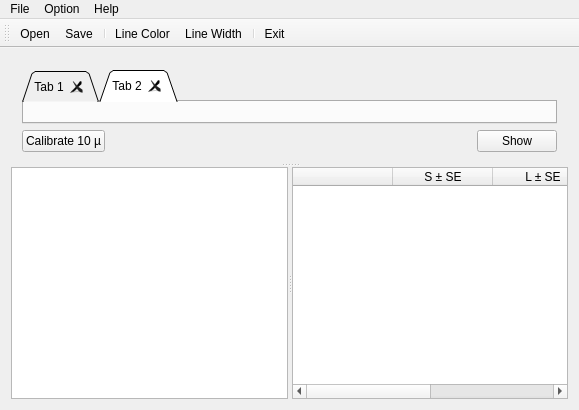
Above: mainwindow.ui from dare5421/MasterMeasure before the change. Below: the same form after it.
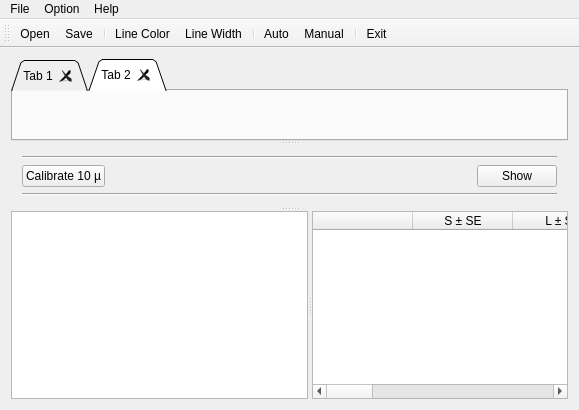
That is the form after the change. Icons and pictures are not drawn.

Commit message: manual and a lot of thing added

```diff
--- a/mainwindow.ui
+++ b/mainwindow.ui
@@ -26,20 +26,17 @@
    </property>
    <layout class="QVBoxLayout" name="verticalLayout_2">
     <item>
-     <widget class="QSplitter" name="vSplitter">
-      <property name="enabled">
-       <bool>true</bool>
-      </property>
+     <widget class="QSplitter" name="splitter_2">
       <property name="orientation">
        <enum>Qt::Vertical</enum>
       </property>
-      <widget class="QWidget" name="">
-       <layout class="QVBoxLayout" name="verticalLayout" stretch="0,0">
-        <property name="sizeConstraint">
-         <enum>QLayout::SetDefaultConstraint</enum>
-        </property>
-        <item>
          <widget class="QTabWidget" name="tabWidget">
+       <property name="sizePolicy">
+        <sizepolicy hsizetype="Expanding" vsizetype="Expanding">
+         <horstretch>0</horstretch>
+         <verstretch>1</verstretch>
+        </sizepolicy>
+       </property>
           <property name="cursor">
            <cursorShape>CrossCursor</cursorShape>
           </property>
@@ -78,9 +75,27 @@
            </attribute>
           </widget>
          </widget>
+      <widget class="QSplitter" name="splitter">
+       <property name="orientation">
+        <enum>Qt::Vertical</enum>
+       </property>
+       <widget class="QWidget" name="">
+        <layout class="QVBoxLayout" name="verticalLayout">
+         <property name="sizeConstraint">
+          <enum>QLayout::SetMaximumSize</enum>
+         </property>
+         <item>
+          <widget class="Line" name="line">
+           <property name="orientation">
+            <enum>Qt::Horizontal</enum>
+           </property>
+          </widget>
         </item>
         <item>
          <layout class="QHBoxLayout" name="horizontalLayout">
+           <property name="sizeConstraint">
+            <enum>QLayout::SetMaximumSize</enum>
+           </property>
           <item>
            <widget class="QPushButton" name="calibrateButton">
             <property name="text">
@@ -110,15 +125,16 @@
           </item>
          </layout>
         </item>
+         <item>
+          <widget class="Line" name="line_2">
+           <property name="orientation">
+            <enum>Qt::Horizontal</enum>
+           </property>
+          </widget>
+         </item>
        </layout>
       </widget>
       <widget class="QSplitter" name="hSplitter">
-       <property name="sizePolicy">
-        <sizepolicy hsizetype="Expanding" vsizetype="Preferred">
-         <horstretch>0</horstretch>
-         <verstretch>0</verstretch>
-        </sizepolicy>
-       </property>
        <property name="orientation">
         <enum>Qt::Horizontal</enum>
        </property>
@@ -136,7 +152,7 @@
         </property>
         <property name="sizePolicy">
          <sizepolicy hsizetype="Preferred" vsizetype="Expanding">
-          <horstretch>1</horstretch>
+           <horstretch>0</horstretch>
           <verstretch>0</verstretch>
          </sizepolicy>
         </property>
@@ -172,6 +188,37 @@
           <string>TL ± SE</string>
          </property>
         </column>
+         <column>
+          <property name="text">
+           <string>LS</string>
+          </property>
+         </column>
+         <column>
+          <property name="text">
+           <string>SL</string>
+          </property>
+         </column>
+         <column>
+          <property name="text">
+           <string>ΣTL</string>
+          </property>
+         </column>
+         <column>
+          <property name="text">
+           <string>%RL</string>
+          </property>
+         </column>
+         <column>
+          <property name="text">
+           <string>%TF</string>
+          </property>
+         </column>
+         <column>
+          <property name="text">
+           <string>%S</string>
+          </property>
+         </column>
+        </widget>
        </widget>
       </widget>
      </widget>
@@ -228,6 +275,9 @@
    <addaction name="actionLine_Color"/>
    <addaction name="actionLine_Width"/>
    <addaction name="separator"/>
+   <addaction name="actionAuto"/>
+   <addaction name="actionManual"/>
+   <addaction name="separator"/>
    <addaction name="actionExit"/>
   </widget>
   <action name="actionOpen">
@@ -305,6 +355,30 @@
     <string>Scale-Bar Color</string>
    </property>
   </action>
+  <action name="actionAuto">
+   <property name="checkable">
+    <bool>true</bool>
+   </property>
+   <property name="icon">
+    <iconset resource="icon.qrc">
+     <normaloff>:/image/auto.png</normaloff>:/image/auto.png</iconset>
+   </property>
+   <property name="text">
+    <string>Auto</string>
+   </property>
+  </action>
+  <action name="actionManual">
+   <property name="checkable">
+    <bool>true</bool>
+   </property>
+   <property name="icon">
+    <iconset resource="icon.qrc">
+     <normaloff>:/image/hand.png</normaloff>:/image/hand.png</iconset>
+   </property>
+   <property name="text">
+    <string>Manual</string>
+   </property>
+  </action>
  </widget>
  <layoutdefault spacing="6" margin="11"/>
  <resources>
```
Left out of the diff: 12 changed lines with no effect on the pictures. Lines whose indentation alone changed are shown as unchanged. The commit also changes 12 other files.
